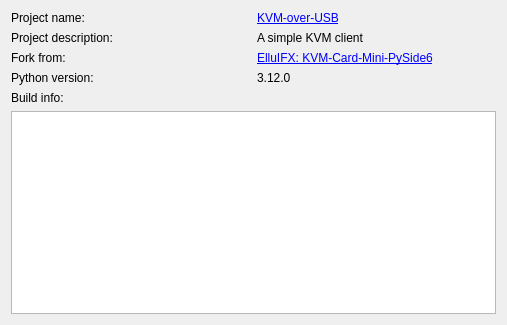
wevsty/KVM-over-USB, file client/ui/about.ui: the form before one commit.
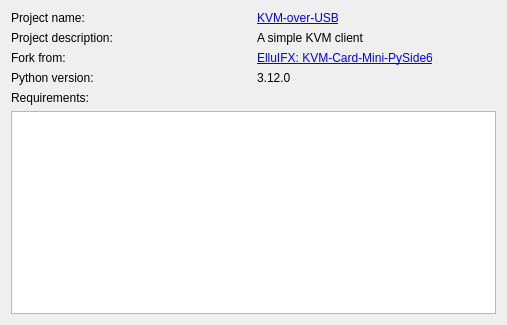
The form after the commit.

Patch:
```diff
--- a/client/ui/about.ui
+++ b/client/ui/about.ui
@@ -102,7 +102,7 @@
    <item>
     <widget class="QLabel" name="label_build_info">
      <property name="text">
-      <string>Build info:</string>
+      <string>Requirements:</string>
      </property>
     </widget>
    </item>
```
Left out of the diff: 2 changed lines with no effect on the pictures.
